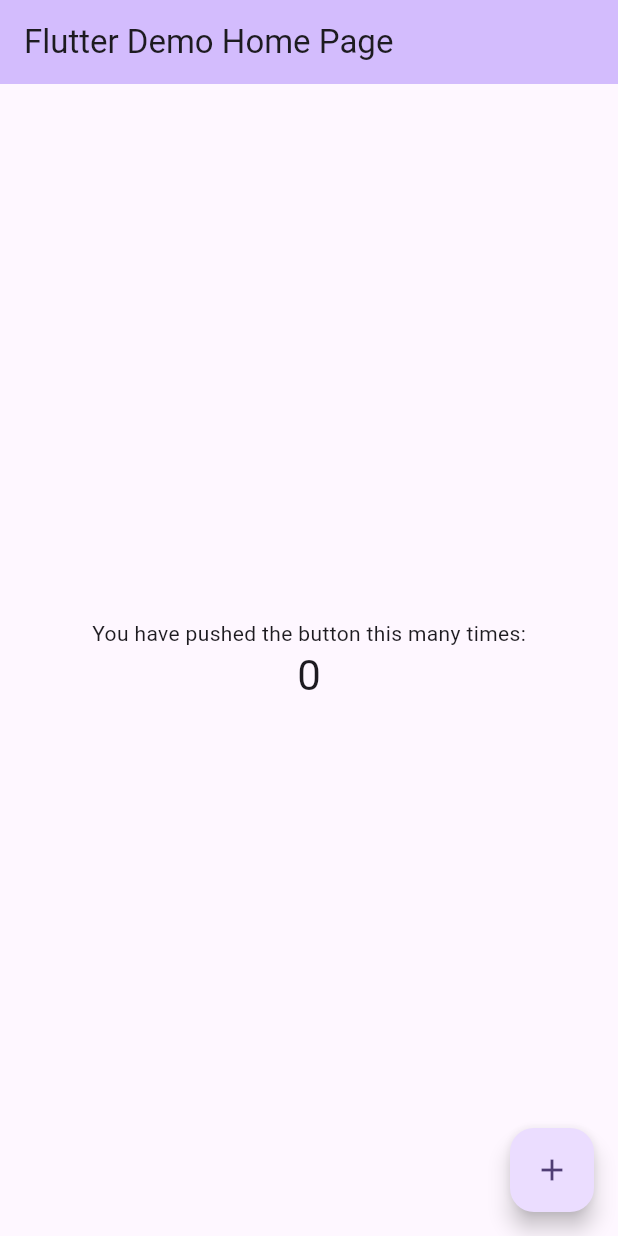
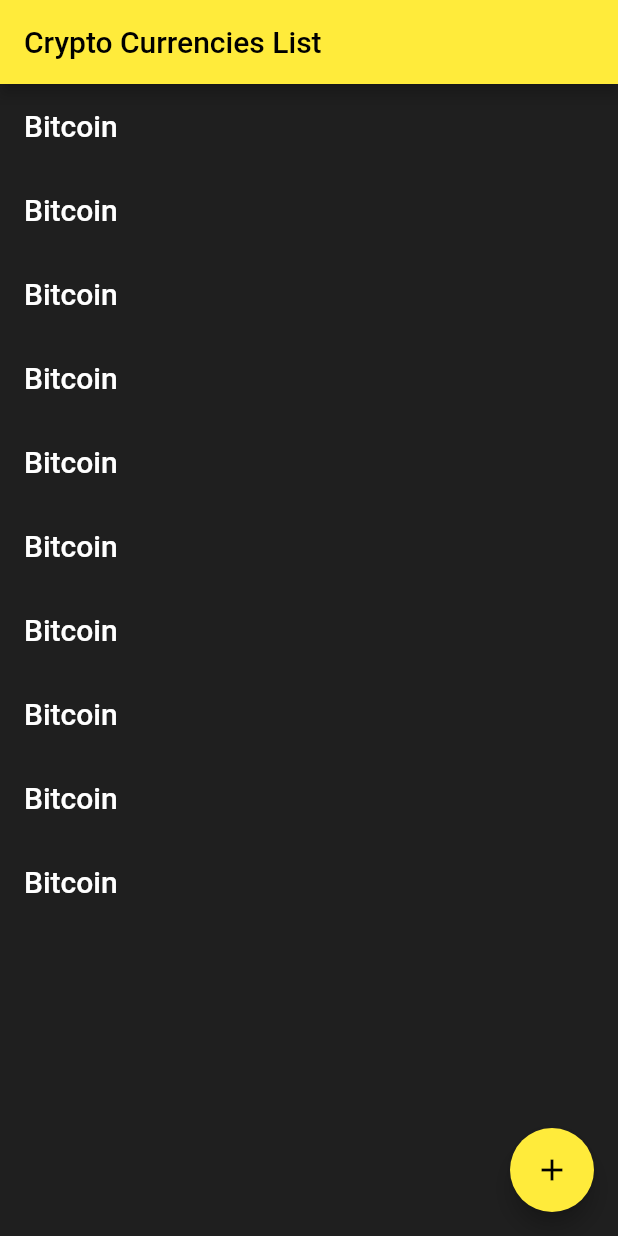
Before and after one commit to theivmatic/crypto_coins_list, a Flutter app: the screen it shows after launch, on a phone screen of 412 x 824 dp. Run offline on Flutter 3.47's test engine with Material 2 defaults, Android fonts, the phone set to English and light mode, and no system bars.

Commit message:
made bodyMedium theme

```diff
--- a/lib/main.dart
+++ b/lib/main.dart
@@ -1,54 +1,34 @@
 import 'package:flutter/material.dart';
 
 void main() {
-  runApp(const MyApp());
+  runApp(const CryptoCurrenciesListApp());
 }
 
-class MyApp extends StatelessWidget {
-  const MyApp({super.key});
+class CryptoCurrenciesListApp extends StatelessWidget {
+  const CryptoCurrenciesListApp({super.key});
 
-  // This widget is the root of your application.
   @override
   Widget build(BuildContext context) {
     return MaterialApp(
-      title: 'Flutter Demo',
+      title: 'Crypto Currencies List',
       theme: ThemeData(
-        // This is the theme of your application.
-        //
-        // TRY THIS: Try running your application with "flutter run". You'll see
-        // the application has a blue toolbar. Then, without quitting the app,
-        // try changing the seedColor in the colorScheme below to Colors.green
-        // and then invoke "hot reload" (save your changes or press the "hot
-        // reload" button in a Flutter-supported IDE, or press "r" if you used
-        // the command line to start the app).
-        //
-        // Notice that the counter didn't reset back to zero; the application
-        // state is not lost during the reload. To reset the state, use hot
-        // restart instead.
-        //
-        // This works for code too, not just values: Most code changes can be
-        // tested with just a hot reload.
-        colorScheme: ColorScheme.fromSeed(seedColor: Colors.deepPurple),
-        useMaterial3: true,
+        scaffoldBackgroundColor: const Color.fromARGB(255, 31, 31, 31),
+        primarySwatch: Colors.yellow,
+        textTheme: const TextTheme(
+          bodyMedium: TextStyle(
+            color: Colors.white,
+            fontWeight: FontWeight.w500,
+            fontSize: 20,
+          ),
+        ),
       ),
-      home: const MyHomePage(title: 'Flutter Demo Home Page'),
+      home: const MyHomePage(),
     );
   }
 }
 
 class MyHomePage extends StatefulWidget {
-  const MyHomePage({super.key, required this.title});
-
-  // This widget is the home page of your application. It is stateful, meaning
-  // that it has a State object (defined below) that contains fields that affect
-  // how it looks.
-
-  // This class is the configuration for the state. It holds the values (in this
-  // case the title) provided by the parent (in this case the App widget) and
-  // used by the build method of the State. Fields in a Widget subclass are
-  // always marked "final".
-
-  final String title;
+  const MyHomePage({super.key});
 
   @override
   State<MyHomePage> createState() => _MyHomePageState();
@@ -59,67 +39,30 @@ class _MyHomePageState extends State<MyHomePage> {
 
   void _incrementCounter() {
     setState(() {
-      // This call to setState tells the Flutter framework that something has
-      // changed in this State, which causes it to rerun the build method below
-      // so that the display can reflect the updated values. If we changed
-      // _counter without calling setState(), then the build method would not be
-      // called again, and so nothing would appear to happen.
       _counter++;
     });
   }
 
   @override
   Widget build(BuildContext context) {
-    // This method is rerun every time setState is called, for instance as done
-    // by the _incrementCounter method above.
-    //
-    // The Flutter framework has been optimized to make rerunning build methods
-    // fast, so that you can just rebuild anything that needs updating rather
-    // than having to individually change instances of widgets.
     return Scaffold(
       appBar: AppBar(
-        // TRY THIS: Try changing the color here to a specific color (to
-        // Colors.amber, perhaps?) and trigger a hot reload to see the AppBar
-        // change color while the other colors stay the same.
-        backgroundColor: Theme.of(context).colorScheme.inversePrimary,
-        // Here we take the value from the MyHomePage object that was created by
-        // the App.build method, and use it to set our appbar title.
-        title: Text(widget.title),
+        title: const Text('Crypto Currencies List'),
       ),
-      body: Center(
-        // Center is a layout widget. It takes a single child and positions it
-        // in the middle of the parent.
-        child: Column(
-          // Column is also a layout widget. It takes a list of children and
-          // arranges them vertically. By default, it sizes itself to fit its
-          // children horizontally, and tries to be as tall as its parent.
-          //
-          // Column has various properties to control how it sizes itself and
-          // how it positions its children. Here we use mainAxisAlignment to
-          // center the children vertically; the main axis here is the vertical
-          // axis because Columns are vertical (the cross axis would be
-          // horizontal).
-          //
-          // TRY THIS: Invoke "debug painting" (choose the "Toggle Debug Paint"
-          // action in the IDE, or press "p" in the console), to see the
-          // wireframe for each widget.
-          mainAxisAlignment: MainAxisAlignment.center,
-          children: <Widget>[
-            const Text(
-              'You have pushed the button this many times:',
-            ),
-            Text(
-              '$_counter',
-              style: Theme.of(context).textTheme.headlineMedium,
-            ),
-          ],
+      body: ListView.builder(
+        itemCount: 10,
+        itemBuilder: (context, i) => ListTile(
+          title: Text(
+            'Bitcoin',
+            style: Theme.of(context).textTheme.bodyMedium,
+          ),
         ),
       ),
       floatingActionButton: FloatingActionButton(
         onPressed: _incrementCounter,
         tooltip: 'Increment',
         child: const Icon(Icons.add),
-      ), // This trailing comma makes auto-formatting nicer for build methods.
+      ),
     );
   }
 }
```
Also changed, not shown: 1 other file.
